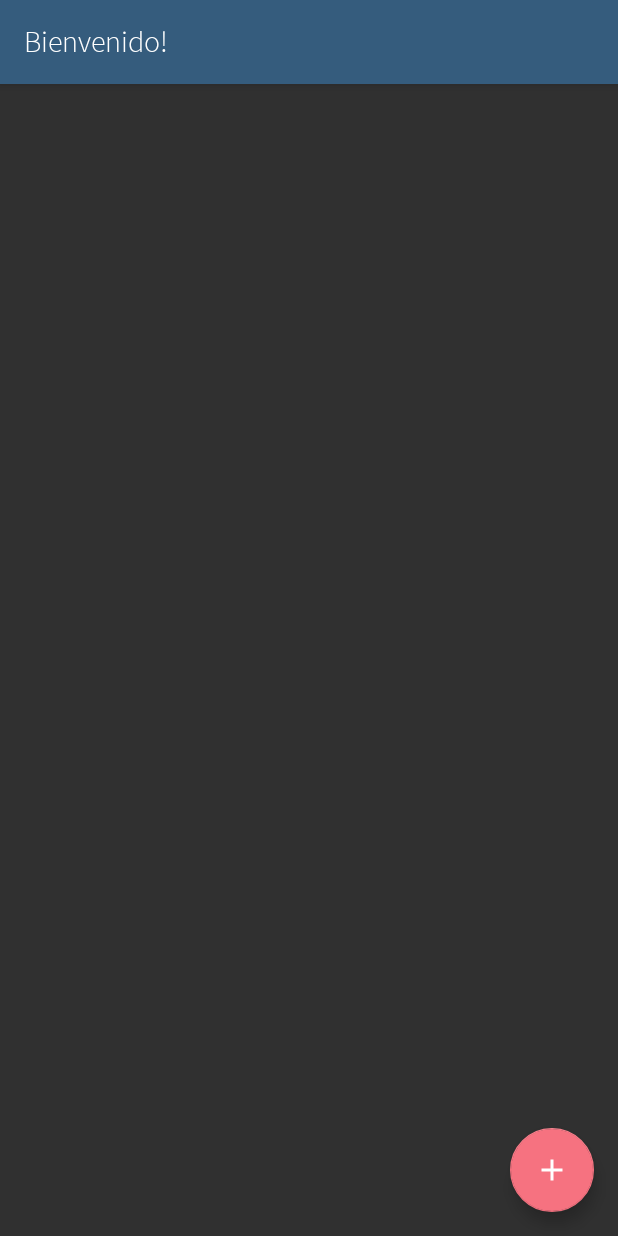
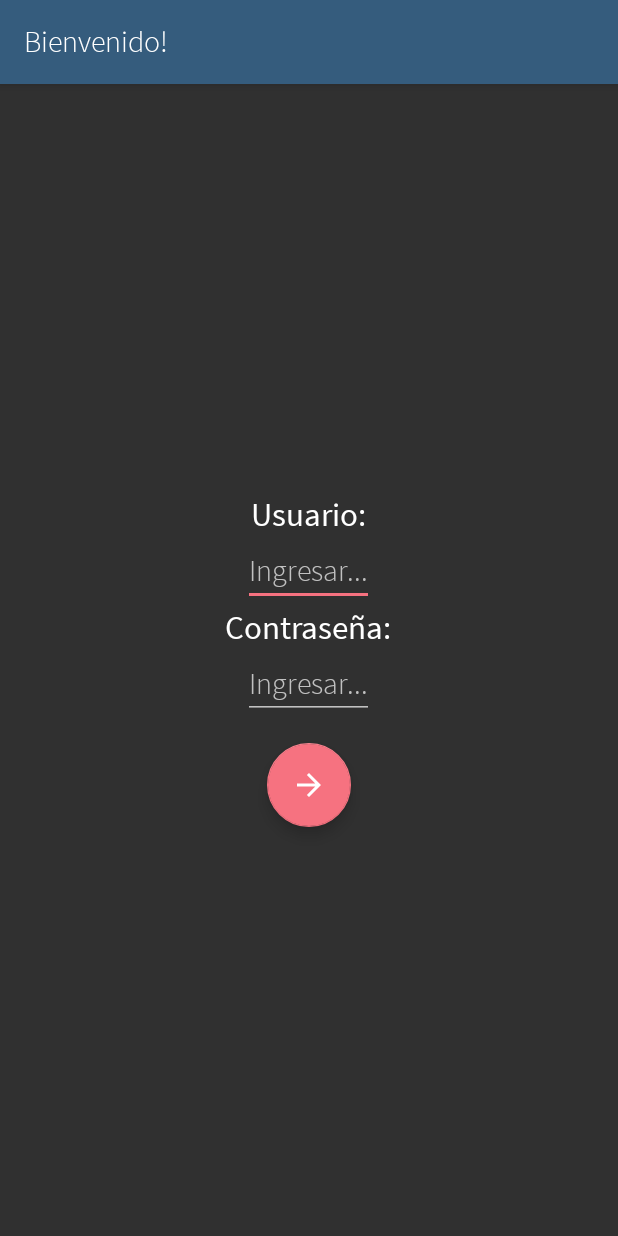
Before and after one commit to leandro4/kineapp, an Android app: the screen it shows after launch (MainActivity before the commit, LoginActivity after it), on a phone screen of 412 x 824 dp. Run offline under Robolectric (Android 15) with nearby library versions, the light colour scheme and no system bars.

Commit message:
Login Screen UI: fields form

```diff
--- a/app/src/main/AndroidManifest.xml
+++ b/app/src/main/AndroidManifest.xml
@@ -19,7 +19,7 @@
         </activity>
 
         <activity
-                android:name=".ui.activities.MainActivity"
+                android:name=".ui.activities.LoginActivity"
                 android:screenOrientation="portrait"/>
 
     </application>
--- a/app/src/main/java/com/gon/kineapp/api/KinesApi.kt
+++ b/app/src/main/java/com/gon/kineapp/api/KinesApi.kt
@@ -1,12 +1,12 @@
 package com.gon.kineapp.api
 
-import com.gon.kineapp.model.responses.SomethingResponse
+import com.gon.kineapp.model.responses.LoginResponse
 import io.reactivex.Observable
 import retrofit2.http.*
 
 interface KinesApi {
 
-    @GET(UtilUrl.SOME)
-    fun getSomething() : Observable<SomethingResponse>
+    @GET(UtilUrl.LOGIN)
+    fun login() : Observable<LoginResponse>
 
 }
--- a/app/src/main/java/com/gon/kineapp/api/KinesService.kt
+++ b/app/src/main/java/com/gon/kineapp/api/KinesService.kt
@@ -1,6 +1,6 @@
 package com.gon.kineapp.api
 
-import com.gon.kineapp.model.responses.SomethingResponse
+import com.gon.kineapp.model.responses.LoginResponse
 import io.reactivex.Observable
 import okhttp3.OkHttpClient
 import okhttp3.logging.HttpLoggingInterceptor
@@ -31,8 +31,8 @@ object KinesService {
         return okHttpClient.build()
     }
 
-    fun getSomething(): Observable<SomethingResponse> {
-        return kinesApi.getSomething()
+    fun requestLogin(): Observable<LoginResponse> {
+        return kinesApi.login()
     }
 
 }
--- a/app/src/main/java/com/gon/kineapp/api/UtilUrl.kt
+++ b/app/src/main/java/com/gon/kineapp/api/UtilUrl.kt
@@ -4,6 +4,6 @@ class UtilUrl {
 
     companion object {
         const val BASE_URL = "http://kines.com"
-        const val SOME = "/some"
+        const val LOGIN = "/login"
     }
 }
--- a/app/src/main/java/com/gon/kineapp/model/Some.kt
+++ b/app/src/main/java/com/gon/kineapp/model/User.kt
@@ -4,4 +4,4 @@ import android.os.Parcelable
 import kotlinx.android.parcel.Parcelize
 
 @Parcelize
-class Some (var id: String?, var title: String?, var content: String?): Parcelable
+class User (var id: String?): Parcelable
--- a/app/src/main/java/com/gon/kineapp/model/requests/NotesListRequest.kt
+++ /dev/null
@@ -1,5 +0,0 @@
-package com.gon.kineapp.model.requests
-
-class NotesListRequest() {
-
-}
--- /dev/null
+++ b/app/src/main/java/com/gon/kineapp/model/responses/LoginResponse.kt
@@ -0,0 +1,6 @@
+package com.gon.kineapp.model.responses
+
+import com.gon.kineapp.model.User
+import com.squareup.moshi.Json
+
+data class LoginResponse(@Json(name = "user") val  user: User)
--- a/app/src/main/java/com/gon/kineapp/model/responses/SomethingResponse.kt
+++ /dev/null
@@ -1,5 +0,0 @@
-package com.gon.kineapp.model.responses
-
-import com.squareup.moshi.Json
-
-data class SomethingResponse(@Json(name = "some") val  data: Boolean)
--- a/app/src/main/java/com/gon/kineapp/mvp/presenters/BasePresenter.kt
+++ b/app/src/main/java/com/gon/kineapp/mvp/presenters/BasePresenter.kt
@@ -13,7 +13,7 @@ abstract class BasePresenter<T: BaseView> : Presenter<T> {
         this.compositeSubscription = CompositeDisposable()
     }
 
-    override fun dettachMvpView() {
+    override fun detachMvpView() {
         this.mvpView = null
         compositeSubscription?.let {
             it.clear()
--- /dev/null
+++ b/app/src/main/java/com/gon/kineapp/mvp/presenters/LoginPresenter.kt
@@ -0,0 +1,39 @@
+package com.gon.kineapp.mvp.presenters
+
+import com.gon.kineapp.api.CustomDisposableObserver
+import com.gon.kineapp.api.KinesService
+import com.gon.kineapp.model.responses.LoginResponse
+import com.gon.kineapp.mvp.views.LoginView
+import io.reactivex.android.schedulers.AndroidSchedulers
+import io.reactivex.schedulers.Schedulers
+
+class LoginPresenter: BasePresenter<LoginView>() {
+
+    fun requestLogin() {
+
+        mvpView?.showProgressView()
+
+        compositeSubscription!!.add(KinesService.requestLogin()
+            .subscribeOn(Schedulers.io())
+            .observeOn(AndroidSchedulers.mainThread())
+            .subscribeWith(object : CustomDisposableObserver<LoginResponse>() {
+                override fun onNoInternetConnection() {
+
+                }
+
+                override fun onObserverError(e: Throwable) {
+
+                }
+
+                override fun onErrorCode(code: Int, message: String) {
+
+                }
+
+                override fun onNext(t: LoginResponse) {
+
+                }
+            })
+        )
+    }
+
+}
--- a/app/src/main/java/com/gon/kineapp/mvp/presenters/Presenter.kt
+++ b/app/src/main/java/com/gon/kineapp/mvp/presenters/Presenter.kt
@@ -4,5 +4,5 @@ interface Presenter<MvpView> {
 
     fun attachMvpView(view: MvpView)
 
-    fun dettachMvpView()
+    fun detachMvpView()
 }
--- /dev/null
+++ b/app/src/main/java/com/gon/kineapp/mvp/views/LoginView.kt
@@ -0,0 +1,8 @@
+package com.gon.kineapp.mvp.views
+
+interface LoginView: BaseView {
+
+    fun onLoginSuccess()
+
+    fun onLoginFailure()
+}
--- a/app/src/main/java/com/gon/kineapp/ui/SplashActivity.kt
+++ b/app/src/main/java/com/gon/kineapp/ui/SplashActivity.kt
@@ -5,19 +5,19 @@ import android.os.Bundle
 import android.os.Handler
 import android.support.v7.app.AppCompatActivity
 import com.gon.kineapp.R
-import com.gon.kineapp.ui.activities.MainActivity
+import com.gon.kineapp.ui.activities.LoginActivity
 
 class SplashActivity : AppCompatActivity() {
 
     override fun onCreate(savedInstanceState: Bundle?) {
         super.onCreate(savedInstanceState)
-        setContentView(R.layout.activity_main)
+        setContentView(R.layout.activity_splash)
     }
 
     override fun onStart() {
         super.onStart()
         Handler().postDelayed( {
-            startActivity(Intent(this, MainActivity::class.java))
+            startActivity(Intent(this, LoginActivity::class.java))
             finish()
         }, 1500)
     }
--- a/app/src/main/java/com/gon/kineapp/ui/activities/MainActivity.kt
+++ b/app/src/main/java/com/gon/kineapp/ui/activities/LoginActivity.kt
@@ -1,12 +1,10 @@
 package com.gon.kineapp.ui.activities
 
 import android.os.Bundle
-import com.gon.kineapp.R
 import com.gon.kineapp.ui.fragments.BaseMvpFragment
-import com.gon.kineapp.ui.fragments.NotesListFragment
-import kotlinx.android.synthetic.main.activity_base_content.*
+import com.gon.kineapp.ui.fragments.LoginFragment
 
-class MainActivity: BaseActivity() {
+class LoginActivity: BaseActivity() {
 
     override fun onCreate(savedInstanceState: Bundle?) {
         super.onCreate(savedInstanceState)
@@ -15,6 +13,6 @@ class MainActivity: BaseActivity() {
     }
 
     override fun getFragment(): BaseMvpFragment {
-        return NotesListFragment().apply { activityProgress = this@MainActivity }
+        return LoginFragment().apply { activityProgress = this@LoginActivity }
     }
 }
--- a/app/src/main/java/com/gon/kineapp/ui/fragments/NotesListFragment.kt
+++ b/app/src/main/java/com/gon/kineapp/ui/fragments/LoginFragment.kt
@@ -4,24 +4,32 @@ import android.os.Bundle
 import android.view.LayoutInflater
 import android.view.View
 import android.view.ViewGroup
+import android.widget.Toast
 import com.gon.kineapp.R
+import com.gon.kineapp.mvp.presenters.LoginPresenter
+import com.gon.kineapp.mvp.views.LoginView
+import kotlinx.android.synthetic.main.fragment_login.*
 
-class NotesListFragment: BaseMvpFragment() {
+class LoginFragment: BaseMvpFragment(), LoginView {
 
-    //var presenter: Presenter? = null
+    var presenter: LoginPresenter? = null
 
     override fun onCreateView(inflater: LayoutInflater, container: ViewGroup?, savedInstanceState: Bundle?): View? {
-        return LayoutInflater.from(context).inflate(R.layout.fragment_main, container, false)
+        return LayoutInflater.from(context).inflate(R.layout.fragment_login, container, false)
     }
 
     override fun onViewCreated(view: View, savedInstanceState: Bundle?) {
         super.onViewCreated(view, savedInstanceState)
         startPresenter()
+        initUI()
+    }
+
+    private fun initUI() {
+        fabLogin.setOnClickListener { Toast.makeText(context, "Próximamente...", Toast.LENGTH_SHORT).show() }
     }
 
     override fun startPresenter() {
-        // inicializar presenter y attachear:
-        //presenter?.attachMvpView(this)
+        presenter?.attachMvpView(this)
     }
 
     override fun onErrorCode(message: String) {
@@ -29,8 +37,15 @@ class NotesListFragment: BaseMvpFragment() {
     }
 
     override fun onDestroy() {
-        // presenter?.dettachMvpView()
+        presenter?.detachMvpView()
         super.onDestroy()
     }
 
+    override fun onLoginSuccess() {
+
+    }
+
+    override fun onLoginFailure() {
+
+    }
 }
--- /dev/null
+++ b/app/src/main/res/drawable/ic_arrow_forward_white.xml
@@ -0,0 +1,5 @@
+<vector android:height="24dp" android:tint="#FFFFFF"
+    android:viewportHeight="24.0" android:viewportWidth="24.0"
+    android:width="24dp" xmlns:android="http://schemas.android.com/apk/res/android">
+    <path android:fillColor="#FF000000" android:pathData="M12,4l-1.41,1.41L16.17,11H4v2h12.17l-5.58,5.59L12,20l8,-8z"/>
+</vector>
--- /dev/null
+++ b/app/src/main/res/layout/fragment_login.xml
@@ -0,0 +1,51 @@
+<?xml version="1.0" encoding="utf-8"?>
+<LinearLayout
+        xmlns:android="http://schemas.android.com/apk/res/android"
+        android:layout_width="match_parent"
+        android:layout_height="match_parent"
+        android:orientation="vertical"
+        android:gravity="center">
+
+    <TextView
+            android:layout_width="wrap_content"
+            android:layout_height="wrap_content"
+            android:textSize="22sp"
+            android:textColor="@color/white"
+            android:fontFamily="@font/sourcesanspro_regular"
+            android:text="Usuario:"/>
+
+    <EditText
+            android:layout_width="wrap_content"
+            android:layout_height="wrap_content"
+            android:textColor="@color/white"
+            android:textSize="20sp"
+            android:inputType="text"
+            android:imeOptions="actionNext"
+            android:fontFamily="@font/sourcesanspro_light"
+            android:hint="Ingresar..."/>
+
+    <TextView
+            android:layout_width="wrap_content"
+            android:layout_height="wrap_content"
+            android:textSize="22sp"
+            android:textColor="@color/white"
+            android:text="Contraseña:"
+            android:fontFamily="@font/sourcesanspro_regular"/>
+
+    <EditText
+            android:layout_width="wrap_content"
+            android:layout_height="wrap_content"
+            android:textColor="@color/white"
+            android:textSize="20sp"
+            android:inputType="textPassword"
+            android:fontFamily="@font/sourcesanspro_light"
+            android:hint="Ingresar..."/>
+
+    <android.support.design.widget.FloatingActionButton
+            android:id="@+id/fabLogin"
+            android:layout_width="wrap_content"
+            android:layout_height="wrap_content"
+            android:src="@drawable/ic_arrow_forward_white"
+            android:layout_marginTop="16dp"/>
+
+</LinearLayout>
--- a/app/src/main/res/layout/fragment_main.xml
+++ /dev/null
@@ -1,38 +0,0 @@
-<?xml version="1.0" encoding="utf-8"?>
-<android.support.constraint.ConstraintLayout xmlns:android="http://schemas.android.com/apk/res/android"
-    android:layout_width="match_parent"
-    android:layout_height="match_parent"
-    xmlns:app="http://schemas.android.com/apk/res-auto">
-
-    <android.support.v4.widget.SwipeRefreshLayout
-        android:id="@+id/swipeRefresh"
-        android:layout_width="match_parent"
-        android:layout_height="match_parent">
-
-        <android.support.v7.widget.RecyclerView
-            android:id="@+id/rvList"
-            android:paddingBottom="@dimen/xxlarge_margin"
-            android:layout_width="match_parent"
-            android:layout_height="match_parent"
-            android:clipToPadding="false"/>
-
-    </android.support.v4.widget.SwipeRefreshLayout>
-
-    <TextView
-        android:id="@+id/emtpyView"
-        android:visibility="gone"
-        android:text="@string/empty_list"
-        android:gravity="center"
-        android:layout_width="match_parent"
-        android:layout_height="match_parent" />
-
-    <android.support.design.widget.FloatingActionButton
-        android:id="@+id/fabCreate"
-        android:src="@drawable/ic_add_white_24dp"
-        android:layout_width="wrap_content"
-        android:layout_height="wrap_content"
-        android:layout_margin="@dimen/medium_margin"
-        app:layout_constraintEnd_toEndOf="parent"
-        app:layout_constraintBottom_toBottomOf="parent"/>
-
-</android.support.constraint.ConstraintLayout>
```
Also changed, not shown: app/src/main/res/layout/activity_splash.xml (renamed from app/src/main/res/layout/activity_main.xml).
